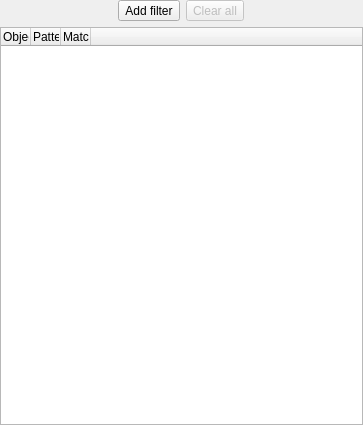
Before: the Qt Designer form libpgmodeler_ui/ui/objectsfilterwidget.ui in pgmodeler/pgmodeler, drawn with Qt 5.
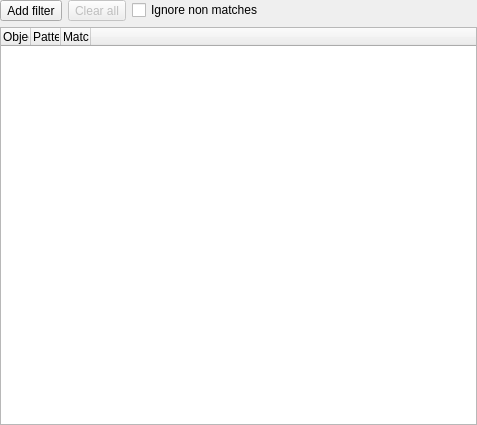
After: the same form once the commit is applied. Icons and pictures are not drawn.

What changed in the file:
```diff
--- a/libpgmodeler_ui/ui/objectsfilterwidget.ui
+++ b/libpgmodeler_ui/ui/objectsfilterwidget.ui
@@ -6,7 +6,7 @@
    <rect>
     <x>0</x>
     <y>0</y>
-    <width>363</width>
+    <width>477</width>
     <height>425</height>
    </rect>
   </property>
@@ -145,19 +145,6 @@
    </item>
    <item row="2" column="0" colspan="3">
     <layout class="QHBoxLayout" name="horizontalLayout">
-     <item>
-      <spacer name="horizontalSpacer_3">
-       <property name="orientation">
-        <enum>Qt::Horizontal</enum>
-       </property>
-       <property name="sizeHint" stdset="0">
-        <size>
-         <width>154</width>
-         <height>20</height>
-        </size>
-       </property>
-      </spacer>
-     </item>
      <item>
       <widget class="QToolButton" name="add_tb">
        <property name="text">
@@ -208,17 +195,14 @@
       </widget>
      </item>
      <item>
-      <spacer name="horizontalSpacer_2">
-       <property name="orientation">
-        <enum>Qt::Horizontal</enum>
+      <widget class="QCheckBox" name="ignore_non_matches_chk">
+       <property name="toolTip">
+        <string>Causes objects not matching the filters to be not listed in the objects tree.</string>
        </property>
-       <property name="sizeHint" stdset="0">
-        <size>
-         <width>154</width>
-         <height>20</height>
-        </size>
+       <property name="text">
+        <string>Ignore non matches</string>
        </property>
-      </spacer>
+      </widget>
      </item>
     </layout>
    </item>
```
